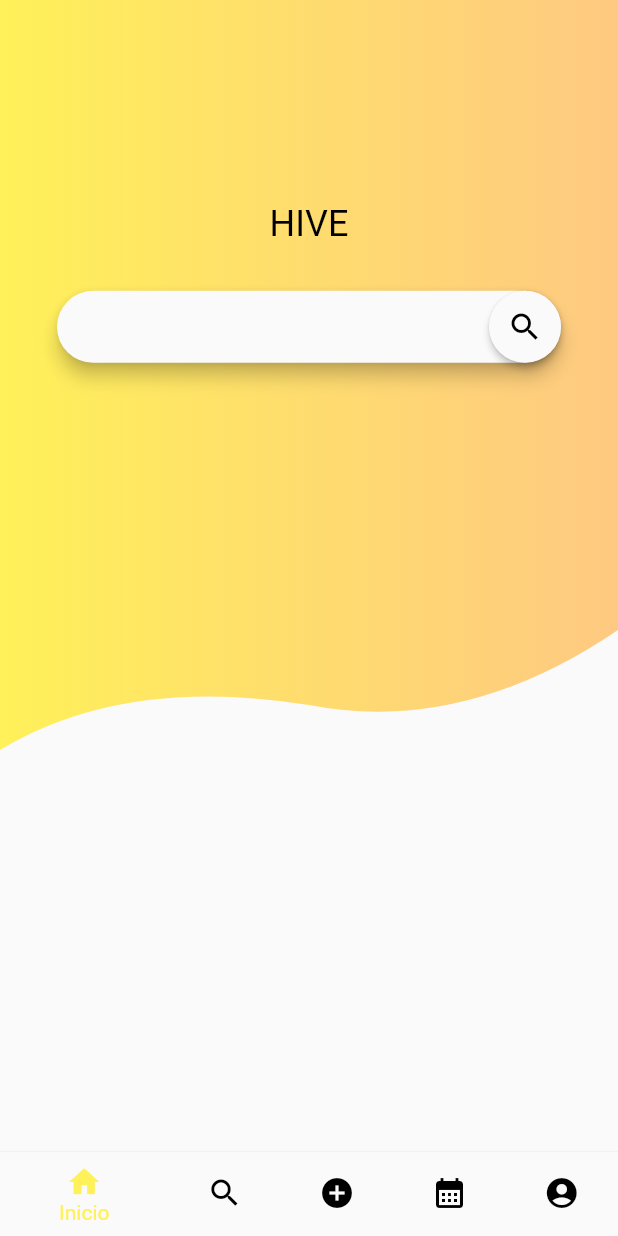
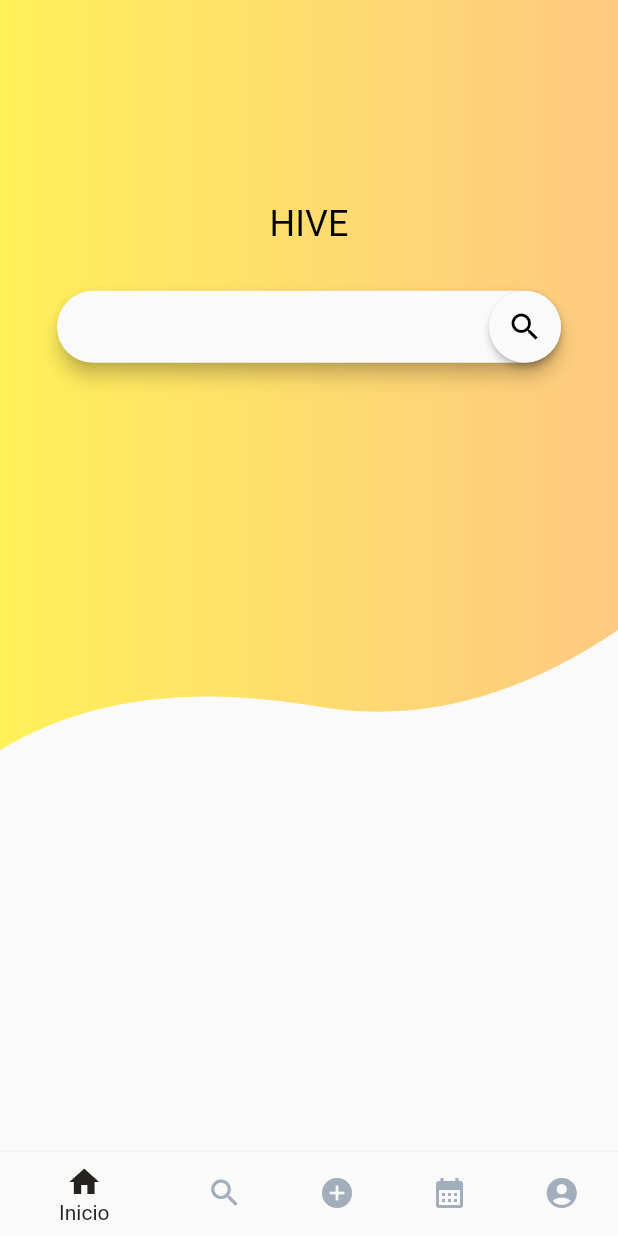
Before and after one commit to ISIS3510-202320-Team31/Flutter, a Flutter app: the screen it shows after launch, on a phone screen of 412 x 824 dp. Run offline on Flutter 3.47's test engine with Material 2 defaults, Android fonts, the phone set to English and light mode, and no system bars; missing offline and left inert: dart:html.

Commit message:
color palette updated

```diff
--- a/lib/main.dart
+++ b/lib/main.dart
@@ -1,3 +1,5 @@
+import 'dart:html';
+
 import 'package:flutter/material.dart';
 import 'Profile.dart';
 import 'Find.dart';
@@ -14,11 +16,16 @@ void main() {
 }
 
 ThemeData appTheme = ThemeData(
-    primaryColor: Color.fromRGBO(255, 241, 89, 1),
+    primaryColor: Color.fromARGB(255, 255, 241, 89),
+    focusColor: Color.fromARGB(255, 37, 34, 31),
+    cardColor:Color.fromARGB(255, 248, 248, 248),
+    unselectedWidgetColor:Color.fromARGB(255,162, 174, 187),
+    hintColor:Color.fromARGB(255, 33, 150, 243),
+
     /* Colors.tealAccent,*/
     secondaryHeaderColor: const Color.fromRGBO(255, 195, 113, 0.88) /* Colors.teal*/
     // fontFamily:
-    );
+  );
 
 
 
@@ -39,51 +46,51 @@ class _BottomNavState extends State<BottomNav> {
     items.add(BottomNavigationBarItem(
         activeIcon: Icon(
           Icons.home,
-          color: appTheme.primaryColor,
+          color: appTheme.focusColor,
         ),
         icon: Icon(
           Icons.home,
-          color: Colors.black,
+          color: appTheme.unselectedWidgetColor,
         ),
         label: "Inicio"));
     items.add(BottomNavigationBarItem(
         activeIcon: Icon(
           Icons.search,
-          color: appTheme.primaryColor,
+          color: appTheme.focusColor,
         ),
         icon: Icon(
           Icons.search,
-          color: Colors.black,
+          color: appTheme.unselectedWidgetColor,
         ),
         label: "Encontrar"));
     items.add(BottomNavigationBarItem(
         activeIcon: Icon(
           Icons.add_circle,
-          color: appTheme.primaryColor,
+          color: appTheme.focusColor,
         ),
         icon: Icon(
           Icons.add_circle,
-          color: Colors.black,
+          color: appTheme.unselectedWidgetColor,
         ),
         label: "Crear"));
     items.add(BottomNavigationBarItem(
         activeIcon: Icon(
           Icons.calendar_month,
-          color: appTheme.primaryColor,
+          color: appTheme.focusColor,
         ),
         icon: Icon(
           Icons.calendar_month,
-          color: Colors.black,
+          color: appTheme.unselectedWidgetColor,
         ),
         label: "Calendario"));
     items.add(BottomNavigationBarItem(
         activeIcon: Icon(
           Icons.account_circle,
-          color: appTheme.primaryColor,
+          color: appTheme.focusColor,
         ),
         icon: Icon(
           Icons.account_circle,
-          color: Colors.black,
+          color: appTheme.unselectedWidgetColor,
         ),
         label: "Perfil"));
     return items;
@@ -96,7 +103,7 @@ class _BottomNavState extends State<BottomNav> {
         bottomNavigationBar: BottomNavigationBar(
           items: createItems(),
           unselectedItemColor: Colors.black,
-          selectedItemColor: appTheme.primaryColor,
+          selectedItemColor: appTheme.focusColor,
           type: BottomNavigationBarType.shifting,
           showUnselectedLabels: false,
           showSelectedLabels: true,
```
